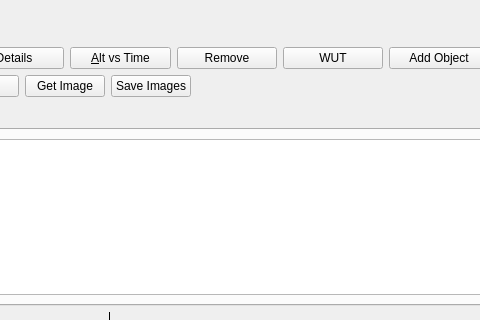
Before: the Qt Designer form kstars/tools/observinglist.ui in KDE/kstars, drawn with Qt 5; both pictures show x 257 to 737 and y 0 to 320 of the 861 by 650 pixel window.
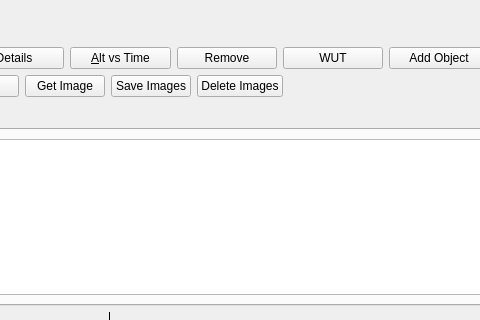
After: the same form once the commit is applied. Custom widgets are drawn as their Qt base class.

Commit message: Providing an option for the user to delete all the saved SDSS/DSS images

The edit to the form file:
```diff
--- a/kstars/tools/observinglist.ui
+++ b/kstars/tools/observinglist.ui
@@ -417,6 +417,16 @@
        </property>
       </widget>
      </item>
+     <item>
+      <widget class="QPushButton" name="DeleteImages">
+       <property name="toolTip">
+        <string>Deletes all the stored DSS/SDSS images</string>
+       </property>
+       <property name="text">
+        <string>Delete Images</string>
+       </property>
+      </widget>
+     </item>
      <item>
       <spacer name="horizontalSpacer_2">
        <property name="orientation">
```
The commit also changes 2 other files.
